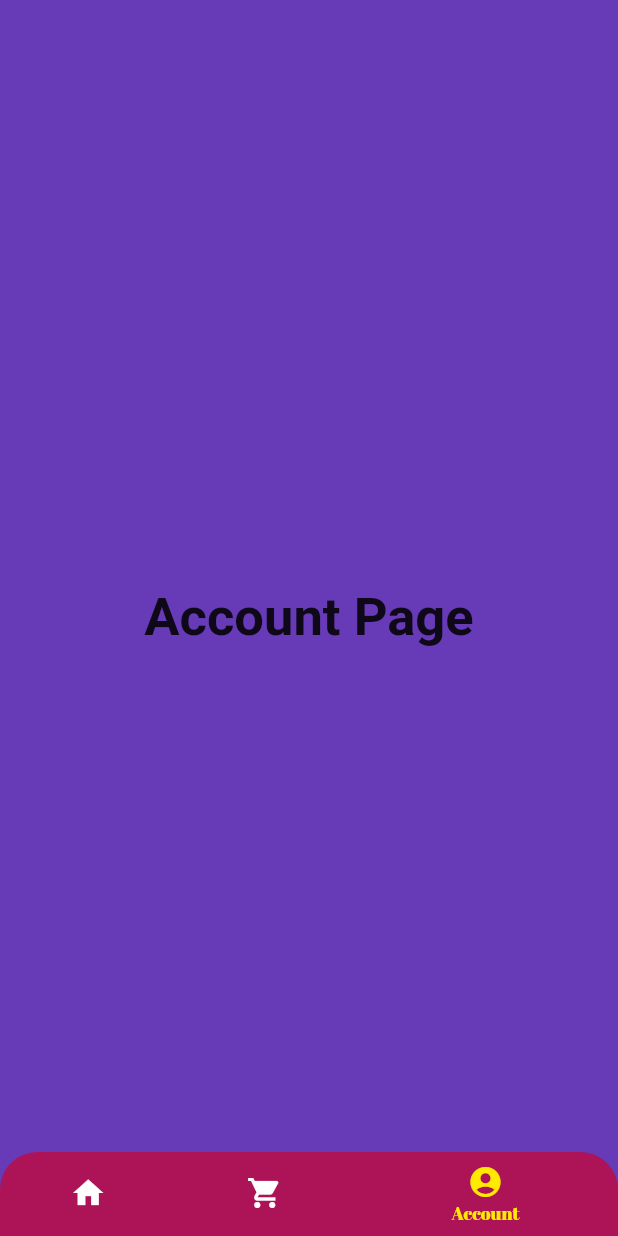
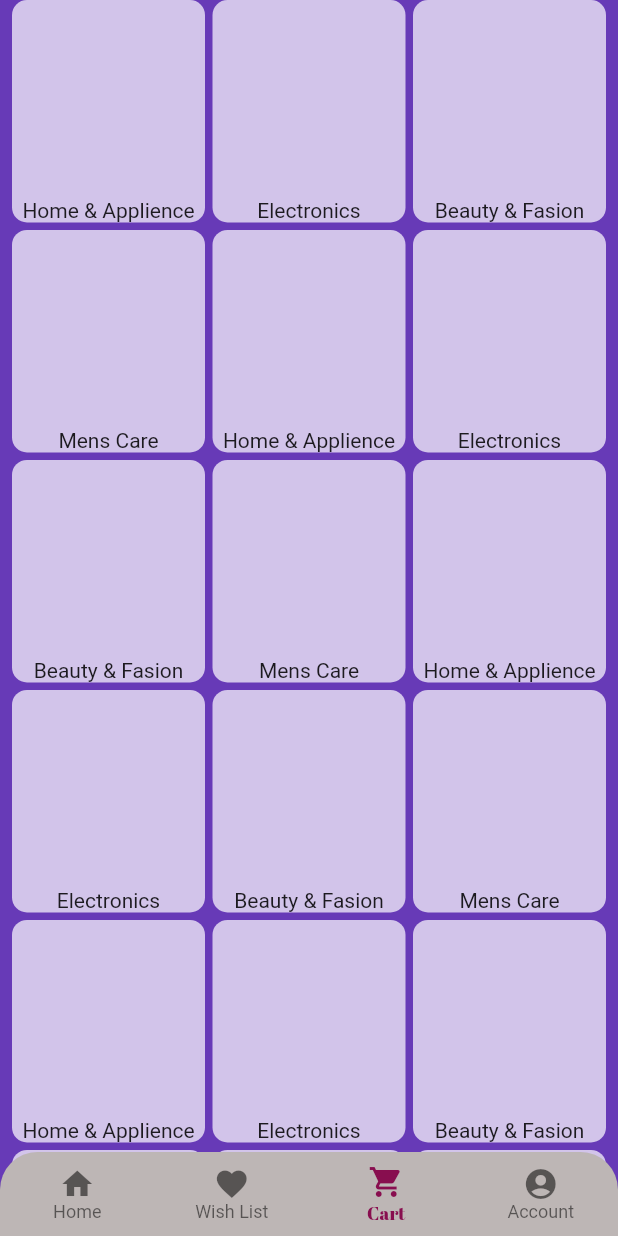
Before and after one commit to Iffath-Raza-chy/sylhet_mart, a Flutter app: the HomePage screen opened directly, item 3 of the bottom bar chosen, on a phone screen of 412 x 824 dp. Run offline on Flutter 3.47's test engine with Material 2 defaults, Android fonts, the light colour scheme and no system bars; our stand-ins replace google_fonts.

Commit message:
Home Page design Done

```diff
--- a/lib/pages/home_page.dart
+++ b/lib/pages/home_page.dart
@@ -1,10 +1,10 @@
-
-
 import 'package:flutter/material.dart';
 import 'package:google_fonts/google_fonts.dart';
+import 'package:sylhet_mart/constant.dart';
 import 'package:sylhet_mart/screens/account_screen.dart';
 import 'package:sylhet_mart/screens/cart_screen.dart';
 import 'package:sylhet_mart/screens/home_screen.dart';
+
 class HomePage extends StatefulWidget {
   const HomePage({Key? key}) : super(key: key);
 
@@ -25,6 +25,7 @@ class _HomePageState extends State<HomePage> {
   Widget build(BuildContext context) {
     List<Widget> _widgetOptions = <Widget>[
       const HomeScreen(),
+      Container(),
       const CartScreen(),
       const AccountScreen(),
     ];
@@ -36,28 +37,35 @@ class _HomePageState extends State<HomePage> {
             borderRadius: const BorderRadius.only(
                 topLeft: Radius.circular(25), topRight: Radius.circular(25)),
             child: BottomNavigationBar(
-              type: BottomNavigationBarType.shifting,
+              backgroundColor: formcolor,
+              type: BottomNavigationBarType.fixed,
               elevation: 5,
-              selectedItemColor: Colors.yellowAccent[400],
-              selectedFontSize: 15,
+              selectedItemColor: Colors.pink[900],
+              showUnselectedLabels: true,
+              selectedFontSize: 20,
               selectedLabelStyle: GoogleFonts.abrilFatface(fontSize: 12),
               currentIndex: _selectedIndex,
               onTap: _onItemTapped,
-              items: <BottomNavigationBarItem>[
+              items: const <BottomNavigationBarItem>[
                 BottomNavigationBarItem(
-                  icon: const Icon(Icons.home),
+                  icon: Icon(
+                    Icons.home,
+                  ),
                   label: 'Home',
-                  backgroundColor: Colors.pink[800],
                 ),
                 BottomNavigationBarItem(
-                  icon: const Icon(Icons.shopping_cart),
-                  label: 'Call',
-                  backgroundColor: Colors.pink[800],
+                  icon: Icon(
+                    Icons.favorite,
+                  ),
+                  label: 'Wish List',
                 ),
                 BottomNavigationBarItem(
-                  icon: const Icon(Icons.account_circle_rounded),
+                  icon: Icon(Icons.shopping_cart),
+                  label: 'Cart',
+                ),
+                BottomNavigationBarItem(
+                  icon: Icon(Icons.account_circle_rounded),
                   label: 'Account',
-                  backgroundColor: Colors.pink[800],
                 ),
               ],
             ),
--- a/lib/screens/cart_screen.dart
+++ b/lib/screens/cart_screen.dart
@@ -1,4 +1,5 @@
 import 'package:flutter/material.dart';
+import 'package:sylhet_mart/widgets/categories.dart';
 
 class CartScreen extends StatefulWidget {
   const CartScreen({Key? key}) : super(key: key);
@@ -11,14 +12,10 @@ class _CartScreenState extends State<CartScreen> {
   @override
   Widget build(BuildContext context) {
     return Container(
-      color: Colors.deepPurple,
-      height: MediaQuery.of(context).size.height,
-      width: MediaQuery.of(context).size.width,
-      child: const Center(
-        child: Text('Cart Page',
-            style: TextStyle(fontSize: 35, fontWeight: FontWeight.bold)),
-      ),
-    );
+        color: Colors.deepPurple,
+        height: MediaQuery.of(context).size.height,
+        width: MediaQuery.of(context).size.width,
+        child: Categories(dheight: MediaQuery.of(context).size.height,dwidth: MediaQuery.of(context).size.width,));
     ;
   }
 }
--- a/lib/screens/login_screen.dart
+++ b/lib/screens/login_screen.dart
@@ -2,6 +2,7 @@ import 'package:flutter/material.dart';
 import 'package:google_fonts/google_fonts.dart';
 
 import '../constant.dart';
+
 class LoginPage extends StatefulWidget {
   const LoginPage({Key? key}) : super(key: key);
 
@@ -25,9 +26,7 @@ class _LoginPageState extends State<LoginPage> {
                     child: Text(
                       'Log In',
                       style: GoogleFonts.akayaTelivigala(
-                          fontSize: 25,
-                          color: Colors.black,
-                          fontWeight: FontWeight.bold),
+                          fontSize: 25, fontWeight: FontWeight.bold),
                     ),
                   ),
                 ),
--- /dev/null
+++ b/lib/widgets/categories.dart
@@ -0,0 +1,128 @@
+import 'package:flutter/material.dart';
+
+class Categories extends StatefulWidget {
+  final dheight, dwidth;
+  const Categories({Key? key, required this.dheight, required this.dwidth})
+      : super(key: key);
+
+  @override
+  _CategoriesState createState() => _CategoriesState();
+}
+
+class _CategoriesState extends State<Categories> {
+  List items = [
+    {
+      'name': 'Home & Applience',
+    },
+    {
+      'name': 'Electronics',
+    },
+    {
+      'name': 'Beauty & Fasion',
+    },
+    {
+      'name': 'Mens Care',
+    },
+    {
+      'name': 'Home & Applience',
+    },
+    {
+      'name': 'Electronics',
+    },
+    {
+      'name': 'Beauty & Fasion',
+    },
+    {
+      'name': 'Mens Care',
+    },
+    {
+      'name': 'Home & Applience',
+    },
+    {
+      'name': 'Electronics',
+    },
+    {
+      'name': 'Beauty & Fasion',
+    },
+    {
+      'name': 'Mens Care',
+    },
+    {
+      'name': 'Home & Applience',
+    },
+    {
+      'name': 'Electronics',
+    },
+    {
+      'name': 'Beauty & Fasion',
+    },
+    {
+      'name': 'Mens Care',
+    },
+    {
+      'name': 'Home & Applience',
+    },
+    {
+      'name': 'Electronics',
+    },
+    {
+      'name': 'Beauty & Fasion',
+    },
+    {
+      'name': 'Mens Care',
+    },
+    {
+      'name': 'Home & Applience',
+    },
+    {
+      'name': 'Electronics',
+    },
+    {
+      'name': 'Beauty & Fasion',
+    },
+    {
+      'name': 'Mens Care',
+    },
+  ];
+  @override
+  Widget build(BuildContext context) {
+    return Padding(
+      padding: EdgeInsets.only(left: 8, right: 8),
+      child: GridView.builder(
+        shrinkWrap: true,
+        gridDelegate: SliverGridDelegateWithFixedCrossAxisCount(
+          crossAxisCount: 3,
+          crossAxisSpacing: 5.0,
+          mainAxisSpacing: 5.0,
+          mainAxisExtent: widget.dheight * 0.18,
+        ),
+        scrollDirection: Axis.vertical,
+        physics: BouncingScrollPhysics(),
+        itemCount: items.length,
+        itemBuilder: (BuildContext context, int index) {
+          return Container(
+            decoration: BoxDecoration(
+                borderRadius: BorderRadius.circular(10), color: Colors.white70),
+            child: Stack(
+              children: [
+                InkWell(
+                  child: Align(
+                    alignment: Alignment.bottomCenter,
+                    child: Text(
+                      items[index]['name'],
+                      overflow: TextOverflow.visible,
+                      textAlign: TextAlign.center,
+                    ),
+                  ),
+                  onTap: () {
+                    print('object');
+                  },
+                ),
+              ],
+            ),
+          );
+        },
+      ),
+    );
+  }
+}
```
Also changed, not shown: lib/main.dart (+13 -3 lines), lib/pages/welcome_page.dart (+6 -10 lines), lib/screens/home_screen.dart (+97 -109 lines), lib/screens/signup_screen.dart (+1 -6 lines), pubspec.yaml (+2 -7 lines), 2 other files.
